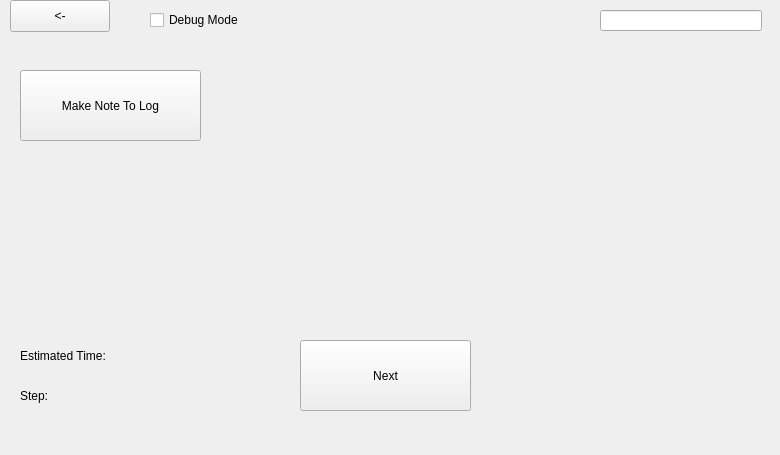
Before: the Qt Designer form dialog.ui in gabriellejohn1030/CS179M, drawn with Qt 5.
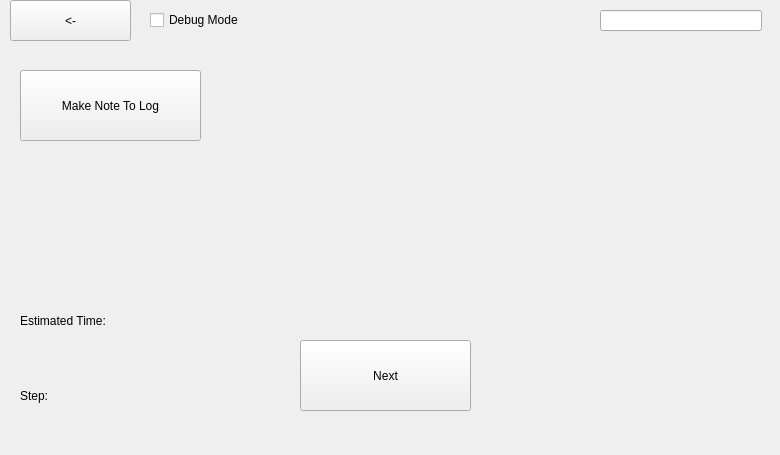
After: the same form once the commit is applied.

Diff of the .ui file:
```diff
--- a/dialog.ui
+++ b/dialog.ui
@@ -193,9 +193,9 @@
      <property name="geometry">
       <rect>
        <x>20</x>
-       <y>290</y>
-       <width>271</width>
-       <height>31</height>
+       <y>250</y>
+       <width>391</width>
+       <height>41</height>
       </rect>
      </property>
      <property name="text">
@@ -205,10 +205,10 @@
     <widget class="QLabel" name="moveContainerLabel">
      <property name="geometry">
       <rect>
-       <x>120</x>
+       <x>30</x>
        <y>120</y>
-       <width>541</width>
-       <height>81</height>
+       <width>721</width>
+       <height>121</height>
       </rect>
      </property>
      <property name="text">
@@ -220,7 +220,7 @@
   <widget class="QLabel" name="currUserLabel">
    <property name="geometry">
     <rect>
-     <x>260</x>
+     <x>210</x>
      <y>10</y>
      <width>331</width>
      <height>20</height>
@@ -248,8 +248,8 @@
     <rect>
      <x>10</x>
      <y>0</y>
-     <width>100</width>
-     <height>32</height>
+     <width>121</width>
+     <height>41</height>
     </rect>
    </property>
    <property name="text">
```
Left out of the diff: 6 changed lines with no effect on the pictures.
